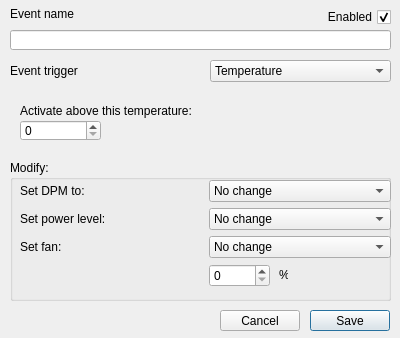
This is radeon-profile/dialog_rpevent.ui in marazmista/radeon-profile as Qt 5 draws it before an edit. The edited form follows.
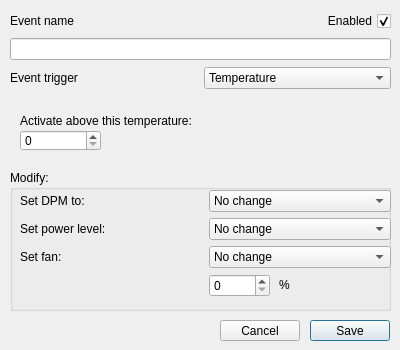
This is the edited form.

The edit to the form file:
```diff
--- a/radeon-profile/dialog_rpevent.ui
+++ b/radeon-profile/dialog_rpevent.ui
@@ -7,7 +7,7 @@
     <x>0</x>
     <y>0</y>
     <width>400</width>
-    <height>338</height>
+    <height>350</height>
    </rect>
   </property>
   <property name="sizePolicy">
@@ -26,7 +26,7 @@
    <property name="geometry">
     <rect>
      <x>310</x>
-     <y>310</y>
+     <y>320</y>
      <width>80</width>
      <height>21</height>
     </rect>
@@ -39,7 +39,7 @@
    <property name="geometry">
     <rect>
      <x>220</x>
-     <y>310</y>
+     <y>320</y>
      <width>80</width>
      <height>21</height>
     </rect>
@@ -48,67 +48,11 @@
     <string>Cancel</string>
    </property>
   </widget>
-  <widget class="QLabel" name="label">
-   <property name="geometry">
-    <rect>
-     <x>10</x>
-     <y>60</y>
-     <width>91</width>
-     <height>21</height>
-    </rect>
-   </property>
-   <property name="text">
-    <string>Event trigger</string>
-   </property>
-  </widget>
-  <widget class="QLabel" name="label_2">
-   <property name="geometry">
-    <rect>
-     <x>10</x>
-     <y>6</y>
-     <width>131</width>
-     <height>16</height>
-    </rect>
-   </property>
-   <property name="text">
-    <string>Event name</string>
-   </property>
-  </widget>
-  <widget class="QLineEdit" name="edt_eventName">
-   <property name="geometry">
-    <rect>
-     <x>10</x>
-     <y>30</y>
-     <width>381</width>
-     <height>20</height>
-    </rect>
-   </property>
-  </widget>
-  <widget class="QComboBox" name="combo_eventTrigger">
-   <property name="geometry">
-    <rect>
-     <x>210</x>
-     <y>60</y>
-     <width>181</width>
-     <height>22</height>
-    </rect>
-   </property>
-   <item>
-    <property name="text">
-     <string>Temperature</string>
-    </property>
-   </item>
-   <item>
-    <property name="text">
-     <string>Binary</string>
-    </property>
-   </item>
-  </widget>
   <widget class="QGroupBox" name="groupBox">
    <property name="geometry">
     <rect>
      <x>10</x>
-     <y>160</y>
+     <y>170</y>
      <width>381</width>
      <height>141</height>
     </rect>
@@ -181,7 +125,7 @@
          <rect>
           <x>70</x>
           <y>0</y>
-          <width>9</width>
+          <width>16</width>
           <height>22</height>
          </rect>
         </property>
@@ -211,7 +155,7 @@
    <property name="geometry">
     <rect>
      <x>10</x>
-     <y>90</y>
+     <y>100</y>
      <width>381</width>
      <height>61</height>
     </rect>
@@ -286,24 +230,61 @@
     </widget>
    </widget>
   </widget>
-  <widget class="QCheckBox" name="cb_enabled">
+  <widget class="QWidget" name="gridLayoutWidget_2">
    <property name="geometry">
     <rect>
-     <x>250</x>
-     <y>9</y>
-     <width>141</width>
-     <height>16</height>
+     <x>10</x>
+     <y>10</y>
+     <width>381</width>
+     <height>81</height>
     </rect>
    </property>
-   <property name="layoutDirection">
-    <enum>Qt::RightToLeft</enum>
-   </property>
-   <property name="text">
-    <string>Enabled</string>
-   </property>
-   <property name="checked">
-    <bool>true</bool>
-   </property>
+   <layout class="QGridLayout" name="gridLayout_2">
+    <item row="1" column="0" colspan="2">
+     <widget class="QLineEdit" name="edt_eventName"/>
+    </item>
+    <item row="0" column="0">
+     <widget class="QLabel" name="label_2">
+      <property name="text">
+       <string>Event name</string>
+      </property>
+     </widget>
+    </item>
+    <item row="0" column="1">
+     <widget class="QCheckBox" name="cb_enabled">
+      <property name="layoutDirection">
+       <enum>Qt::RightToLeft</enum>
+      </property>
+      <property name="text">
+       <string>Enabled</string>
+      </property>
+      <property name="checked">
+       <bool>true</bool>
+      </property>
+     </widget>
+    </item>
+    <item row="2" column="1">
+     <widget class="QComboBox" name="combo_eventTrigger">
+      <item>
+       <property name="text">
+        <string>Temperature</string>
+       </property>
+      </item>
+      <item>
+       <property name="text">
+        <string>Binary</string>
+       </property>
+      </item>
+     </widget>
+    </item>
+    <item row="2" column="0">
+     <widget class="QLabel" name="label">
+      <property name="text">
+       <string>Event trigger</string>
+      </property>
+     </widget>
+    </item>
+   </layout>
   </widget>
  </widget>
  <resources/>
```
